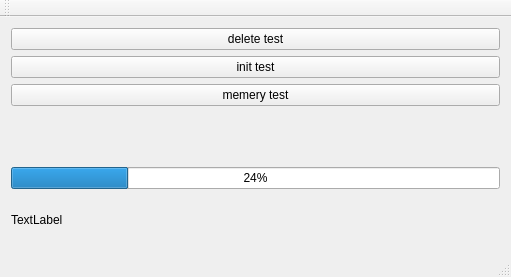
Old version of the form App/AppTest/appmainwindowtest.ui in the repository tiangaomingjing/ServoDriveTech.
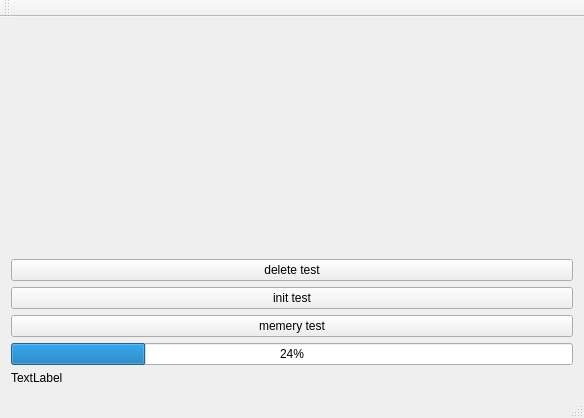
New version of the form.

What changed in the file:
```diff
--- a/App/AppTest/appmainwindowtest.ui
+++ b/App/AppTest/appmainwindowtest.ui
@@ -6,15 +6,18 @@
    <rect>
     <x>0</x>
     <y>0</y>
-    <width>511</width>
-    <height>277</height>
+    <width>584</width>
+    <height>418</height>
    </rect>
   </property>
   <property name="windowTitle">
    <string>AppMainWindowTest</string>
   </property>
   <widget class="QWidget" name="centralWidget">
-   <layout class="QVBoxLayout" name="verticalLayout">
+   <layout class="QVBoxLayout" name="verticalLayout" stretch="1,0,0,0,0,0">
+    <item>
+     <widget class="QWidget" name="widget" native="true"/>
+    </item>
     <item>
      <widget class="QPushButton" name="pushButton">
       <property name="text">
@@ -36,9 +39,6 @@
       </property>
      </widget>
     </item>
-    <item>
-     <widget class="QWidget" name="widget" native="true"/>
-    </item>
     <item>
      <widget class="QProgressBar" name="progressBar">
       <property name="value">
```
Left out of the diff: 2 changed lines with no effect on the pictures.
